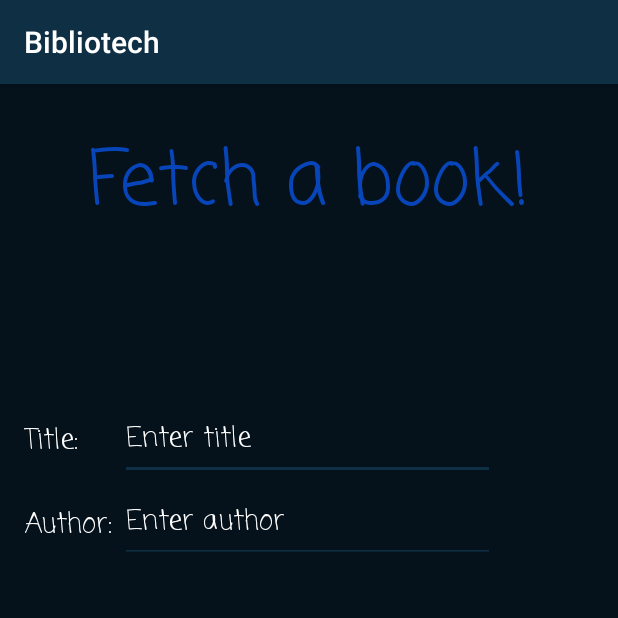
After one commit to Battery233/Biblio-tech, an Android app: the FetchActivity screen opened directly, with no data from a screen before it, on a phone screen of 412 x 824 dp, the top half of it. The commit adds this screen. Run offline under Robolectric (Android 15) with nearby library versions, the phone set to English and light mode, and no system bars.

Commit message:
Added some dummy functionality to FetchActivity and created a main menu activity

```diff
--- a/Android_app/app/src/main/AndroidManifest.xml
+++ b/Android_app/app/src/main/AndroidManifest.xml
@@ -16,6 +16,9 @@
                 <category android:name="android.intent.category.LAUNCHER" />
             </intent-filter>
         </activity>
+
+        <activity android:name=".demo.FetchActivity" />
+
     </application>
 
 </manifest>
--- /dev/null
+++ b/Android_app/app/src/main/java/com/luckythirteen/bibliotech/demo/FetchActivity.java
@@ -0,0 +1,148 @@
+package com.luckythirteen.bibliotech.demo;
+
+import android.os.Bundle;
+import android.support.v7.app.AppCompatActivity;
+import android.text.Editable;
+import android.text.TextWatcher;
+import android.view.View;
+import android.widget.ArrayAdapter;
+import android.widget.AutoCompleteTextView;
+import android.widget.Button;
+
+import com.luckythirteen.bibliotech.R;
+
+import java.util.HashMap;
+
+/**
+ * This activity will be used by the end-user to send a retrieve book request to the robot
+ * and is therefore the primary activity of the whole application.
+ */
+
+public class FetchActivity extends AppCompatActivity {
+
+    /**
+     * Debugging tag
+     */
+    private static final String TAG = "FetchActivity";
+
+    /**
+     * Placeholder HashMap that holds a database of books for testing UI functionality
+     */
+    private static HashMap<String, String> testBooks;
+
+    /**
+     * Stores strings of the currently typed title and author
+     */
+    private static String title, author;
+
+    /**
+     * Button for sending fetch message to robot
+     */
+    private Button getButton;
+
+
+    @Override
+    protected void onCreate(Bundle savedInstanceState)
+    {
+        super.onCreate(savedInstanceState);
+        setContentView(R.layout.activity_demo_fetch);
+
+        getButton = (Button) findViewById(R.id.btnGet);
+
+        initialiseTestBooks();
+        setTextViewAutocompletes();
+    }
+
+    /**
+     * Populates the autocomplete suggestions for the title & author TextViews using (for now)
+     * the mock book database (testBooks HashMap)
+     */
+    private void setTextViewAutocompletes()
+    {
+        // Populate suggestions for title text view
+        ArrayAdapter<String> titleAdapter = new ArrayAdapter<String>(this, android.R.layout.simple_dropdown_item_1line, testBooks.keySet().toArray(new String[]{}));
+        AutoCompleteTextView titleView = (AutoCompleteTextView) findViewById(R.id.autoTxtTitle);
+        titleView.setAdapter(titleAdapter);
+
+        titleView.addTextChangedListener(new TextWatcher() {
+            @Override
+            public void beforeTextChanged(CharSequence s, int start, int count, int after) {
+
+            }
+
+            @Override
+            public void onTextChanged(CharSequence s, int start, int before, int count)
+            {
+                title = s.toString();
+                buttonCheck();
+            }
+
+            @Override
+            public void afterTextChanged(Editable s)
+            {
+
+            }
+        });
+
+        // Populate suggestions for author text view
+        ArrayAdapter<String> authorAdapter = new ArrayAdapter<String>(this, android.R.layout.simple_dropdown_item_1line, testBooks.values().toArray(new String[]{}));
+        AutoCompleteTextView authorView = (AutoCompleteTextView) findViewById(R.id.autoTxtAuthor);
+        authorView.setAdapter(authorAdapter);
+
+        authorView.addTextChangedListener(new TextWatcher() {
+            @Override
+            public void beforeTextChanged(CharSequence s, int start, int count, int after)
+            {
+
+            }
+
+            @Override
+            public void onTextChanged(CharSequence s, int start, int before, int count)
+            {
+                author = s.toString();
+                buttonCheck();
+            }
+
+            @Override
+            public void afterTextChanged(Editable s)
+            {
+
+            }
+        });
+    }
+
+    /**
+     * Hides or shows "get" button dependent on whether entered title and author combination are valid
+     */
+    private void buttonCheck()
+    {
+        if(testBooks.containsKey(title))
+        {
+            if(testBooks.get(title).equals(author))
+            {
+                getButton.setVisibility(View.VISIBLE);
+            }
+            else
+            {
+                getButton.setVisibility(View.INVISIBLE);
+            }
+        }
+        else
+        {
+            getButton.setVisibility(View.INVISIBLE);
+        }
+    }
+
+    /**
+     * Placeholder method to populate "database" of books
+     */
+    private void initialiseTestBooks()
+    {
+        testBooks = new HashMap<>();
+        testBooks.put("Animal Farm", "George Orwell");
+        testBooks.put("Harry Potter and the Philosopher's Stone", "J. K. Rowling");
+        testBooks.put("To Kill a Mockingbird", "Harper Lee");
+        testBooks.put("The Great Gatsby", "F. Scott Fitzgerald");
+        testBooks.put("The Da Vinci Code", "Dan Brown");
+    }
+}
--- a/Android_app/app/src/main/res/layout/activity_demo_fetch.xml
+++ b/Android_app/app/src/main/res/layout/activity_demo_fetch.xml
@@ -97,6 +97,7 @@
         android:textColor="@color/colorAccent"
         android:textSize="18sp"
         android:textStyle="bold"
+        android:visibility="invisible"
         app:layout_constraintBottom_toBottomOf="parent"
         app:layout_constraintEnd_toEndOf="parent"
         app:layout_constraintStart_toStartOf="parent" />
--- a/Android_app/app/src/main/res/values/strings.xml
+++ b/Android_app/app/src/main/res/values/strings.xml
@@ -1,5 +1,9 @@
 <resources>
     <string name="app_name">Bibliotech</string>
+
+    <string name="selectModeLabel">Select mode</string>
+    <string name="DemoModeButtonLabel">Demo mode</string>
+    <string name="DevModeButtonLabel">Dev mode</string>
 
     <string name="fetchScreenTitle">Fetch a book!</string>
     <string name="fetchTitleLabel">Title:</string>
```
Also changed, not shown: Android_app/app/src/main/java/com/luckythirteen/bibliotech/MainActivity.java (+30 -4 lines), Android_app/app/src/main/res/layout/activity_main.xml (+47 -5 lines).
